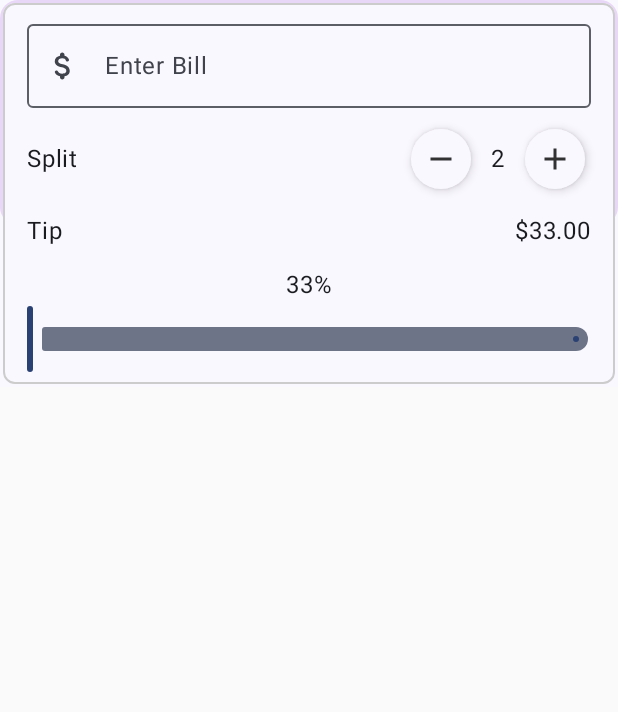
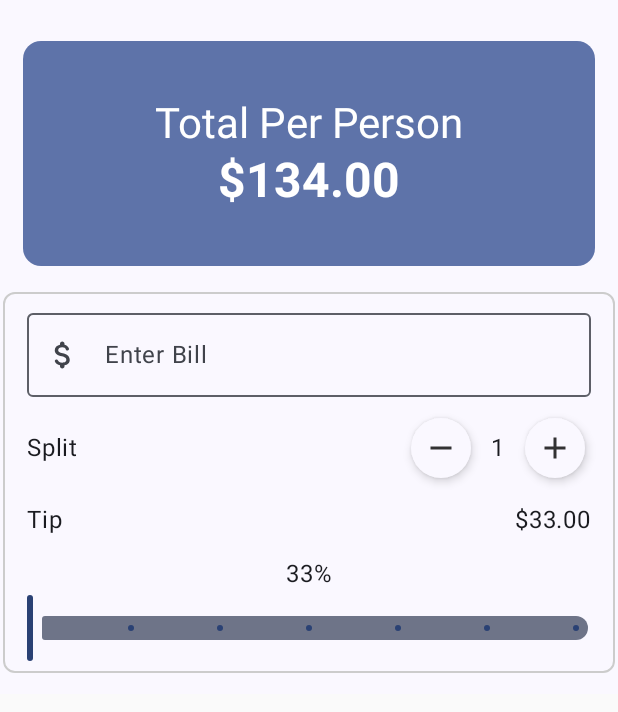
Before and after one commit to helgaprayoga/JetTipApp, an Android app built with Jetpack Compose: the screen it shows after launch (MainActivity), after a tap on "Plus or Minus Icon", on a phone screen of 412 x 824 dp. Shown: the top 712 px of the screen. Run offline under Robolectric (Android 15) with nearby library versions, the phone set to English and light mode, and no system bars.

Commit message:
feat: Implement split counter logic

```diff
--- a/app/src/main/java/com/learn/jettipapp/MainActivity.kt
+++ b/app/src/main/java/com/learn/jettipapp/MainActivity.kt
@@ -48,8 +48,12 @@ class MainActivity : ComponentActivity() {
         enableEdgeToEdge()
         setContent {
             MyApp {
-                TopHeader()
-                MainContent()
+                Column(
+                    modifier = Modifier.padding(vertical = 12.dp)
+                ) {
+                    TopHeader()
+                    MainContent()
+                }
             }
         }
     }
@@ -70,9 +74,10 @@ fun TopHeader(totalPerPerson: Double = 134.0) {
     Surface(
         modifier = Modifier
             .fillMaxWidth()
+            .padding(15.dp)
             .height(150.dp)
             .clip(shape = RoundedCornerShape(corner = CornerSize(12.dp))),
-        color = Color(0xFFE9D7F7)
+        color = MaterialTheme.colorScheme.primaryContainer
     ) {
         Column(
             modifier = Modifier
@@ -95,7 +100,7 @@ fun TopHeader(totalPerPerson: Double = 134.0) {
     }
 }
 
-@Preview
+//@Preview
 @Composable
 fun MainContent() {
     BillForm() { billAmt ->
@@ -120,6 +125,10 @@ fun BillForm(
     val slidePositionState = remember {
         mutableStateOf(0f)
     }
+    val splitByState = remember {
+        mutableStateOf(1)
+    }
+    val range = IntRange(start = 1, endInclusive = 100)
 
     Surface(
         modifier = Modifier
@@ -165,19 +174,23 @@ fun BillForm(
                             RoundIconButton(
                                 imageVector = Icons.Default.Remove,
                                 onClick = {
-
+                                    splitByState.value =
+                                        if (splitByState.value > 1) splitByState.value - 1
+                                    else 1
                                 }
                             )
 
                             Text(
-                                text = "2",
+                                text = "${splitByState.value}",
                                 modifier.align(Alignment.CenterVertically).padding(start = 9.dp, end = 9.dp)
                             )
 
                             RoundIconButton(
                                 imageVector = Icons.Default.Add,
                                 onClick = {
-
+                                    if (splitByState.value < range.last) {
+                                        splitByState.value += 1
+                                    }
                                 }
                             )
                         }
@@ -203,7 +216,8 @@ fun BillForm(
                             value = slidePositionState.value,
                             onValueChange = { newVal ->
                                 slidePositionState.value = newVal
-                            }
+                            },
+                            steps = 5
                         )
                     }
                 }
@@ -213,10 +227,15 @@ fun BillForm(
 }
 
 
-//@Preview(showBackground = true)
+@Preview(showBackground = true)
 @Composable
 fun AppPreview() {
     MyApp {
-        TopHeader()
+        Column(
+            modifier = Modifier.padding(vertical = 12.dp)
+        ) {
+            TopHeader()
+            MainContent()
+        }
     }
 }
```
